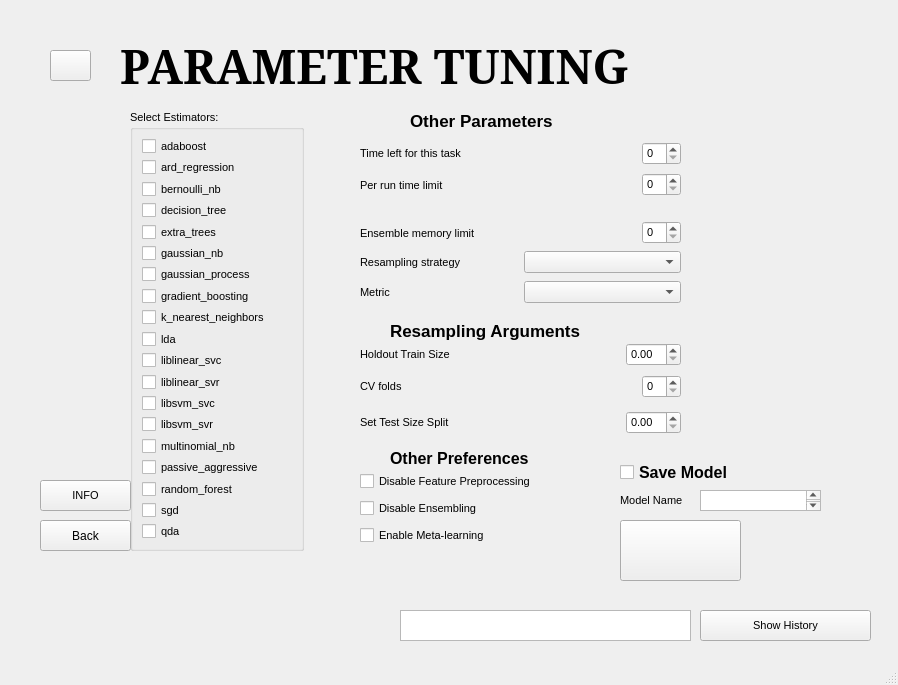
The window that guiv1.ui (ggrkp/projectv1) describes before a commit, drawn with Qt 5.
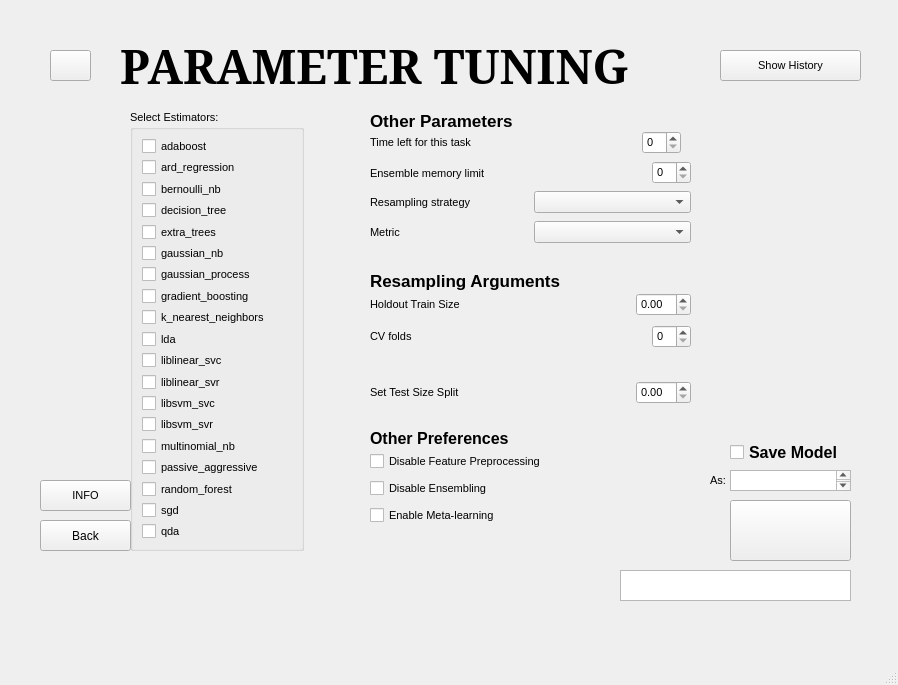
The same window after the commit. The open tabs and pages were chosen to show the change. Icons and pictures are not drawn.

The edit to the form file:
```diff
--- a/guiv1.ui
+++ b/guiv1.ui
@@ -687,7 +687,7 @@
      <widget class="QLabel" name="label_15">
       <property name="geometry">
        <rect>
-        <x>370</x>
+        <x>330</x>
         <y>90</y>
         <width>211</width>
         <height>21</height>
@@ -921,8 +921,8 @@
      <widget class="QWidget" name="layoutWidget">
       <property name="geometry">
        <rect>
-        <x>320</x>
-        <y>320</y>
+        <x>330</x>
+        <y>270</y>
         <width>321</width>
         <height>61</height>
        </rect>
@@ -987,8 +987,8 @@
      <widget class="QLabel" name="label_16">
       <property name="geometry">
        <rect>
-        <x>350</x>
-        <y>300</y>
+        <x>330</x>
+        <y>250</y>
         <width>261</width>
         <height>21</height>
        </rect>
@@ -1007,8 +1007,8 @@
      <widget class="QWidget" name="layoutWidget">
       <property name="geometry">
        <rect>
-        <x>320</x>
-        <y>450</y>
+        <x>330</x>
+        <y>430</y>
         <width>210</width>
         <height>77</height>
        </rect>
@@ -1040,61 +1040,8 @@
      <widget class="QWidget" name="layoutWidget">
       <property name="geometry">
        <rect>
-        <x>320</x>
-        <y>120</y>
-        <width>321</width>
-        <height>58</height>
-       </rect>
-      </property>
-      <layout class="QHBoxLayout" name="horizontalLayout_5">
-       <item>
-        <layout class="QVBoxLayout" name="verticalLayout_6">
-         <item>
-          <widget class="QLabel" name="label_4">
-           <property name="text">
-            <string>Time left for this task</string>
-           </property>
-          </widget>
-         </item>
-         <item>
-          <widget class="QLabel" name="label_7">
-           <property name="text">
-            <string>Per run time limit</string>
-           </property>
-          </widget>
-         </item>
-        </layout>
-       </item>
-       <item>
-        <spacer name="horizontalSpacer">
-         <property name="orientation">
-          <enum>Qt::Horizontal</enum>
-         </property>
-         <property name="sizeHint" stdset="0">
-          <size>
-           <width>118</width>
-           <height>20</height>
-          </size>
-         </property>
-        </spacer>
-       </item>
-       <item>
-        <layout class="QVBoxLayout" name="verticalLayout_5">
-         <item>
-          <widget class="QSpinBox" name="timeLeft_box"/>
-         </item>
-         <item>
-          <widget class="QSpinBox" name="perRun_box"/>
-         </item>
-        </layout>
-       </item>
-      </layout>
-     </widget>
-     <widget class="QWidget" name="layoutWidget">
-      <property name="geometry">
-       <rect>
-        <x>320</x>
-        <y>200</y>
+        <x>330</x>
+        <y>140</y>
         <width>321</width>
         <height>26</height>
        </rect>
@@ -1128,8 +1075,8 @@
      <widget class="QWidget" name="layoutWidget">
       <property name="geometry">
        <rect>
-        <x>320</x>
-        <y>230</y>
+        <x>330</x>
+        <y>170</y>
         <width>321</width>
         <height>25</height>
        </rect>
@@ -1154,8 +1101,8 @@
      <widget class="QWidget" name="layoutWidget">
       <property name="geometry">
        <rect>
-        <x>320</x>
-        <y>260</y>
+        <x>330</x>
+        <y>200</y>
         <width>321</width>
         <height>25</height>
        </rect>
@@ -1180,8 +1127,8 @@
      <widget class="QLabel" name="label_6">
       <property name="geometry">
        <rect>
-        <x>350</x>
-        <y>430</y>
+        <x>330</x>
+        <y>410</y>
         <width>181</width>
         <height>16</height>
        </rect>
@@ -1200,8 +1147,8 @@
      <widget class="QWidget" name="layoutWidget">
       <property name="geometry">
        <rect>
-        <x>320</x>
-        <y>390</y>
+        <x>330</x>
+        <y>360</y>
         <width>321</width>
         <height>25</height>
        </rect>
@@ -1235,8 +1182,8 @@
      <widget class="QCheckBox" name="savemodel_Box">
       <property name="geometry">
        <rect>
-        <x>580</x>
-        <y>440</y>
+        <x>690</x>
+        <y>420</y>
         <width>129</width>
         <height>25</height>
        </rect>
@@ -1255,8 +1202,8 @@
      <widget class="QPushButton" name="run_Button">
       <property name="geometry">
        <rect>
-        <x>580</x>
-        <y>500</y>
+        <x>690</x>
+        <y>480</y>
         <width>121</width>
         <height>61</height>
        </rect>
@@ -1316,9 +1263,9 @@
      <widget class="QPushButton" name="hist_btn">
       <property name="geometry">
        <rect>
-        <x>660</x>
-        <y>590</y>
-        <width>171</width>
+        <x>680</x>
+        <y>30</y>
+        <width>141</width>
         <height>31</height>
        </rect>
       </property>
@@ -1332,9 +1279,9 @@
      <widget class="QTextEdit" name="result_text">
       <property name="geometry">
        <rect>
-        <x>360</x>
-        <y>590</y>
-        <width>291</width>
+        <x>580</x>
+        <y>550</y>
+        <width>231</width>
         <height>31</height>
        </rect>
       </property>
@@ -1342,8 +1289,8 @@
      <widget class="QTextEdit" name="model_text">
       <property name="geometry">
        <rect>
-        <x>660</x>
-        <y>470</y>
+        <x>690</x>
+        <y>450</y>
         <width>121</width>
         <height>21</height>
        </rect>
@@ -1352,16 +1299,51 @@
      <widget class="QLabel" name="label_36">
       <property name="geometry">
        <rect>
-        <x>580</x>
-        <y>470</y>
-        <width>81</width>
+        <x>670</x>
+        <y>450</y>
+        <width>21</width>
         <height>20</height>
        </rect>
       </property>
       <property name="text">
-       <string>Model Name</string>
+       <string>As:</string>
       </property>
      </widget>
+     <widget class="QWidget" name="">
+      <property name="geometry">
+       <rect>
+        <x>330</x>
+        <y>110</y>
+        <width>311</width>
+        <height>25</height>
+       </rect>
+      </property>
+      <layout class="QHBoxLayout" name="horizontalLayout_5">
+       <item>
+        <widget class="QLabel" name="label_4">
+         <property name="text">
+          <string>Time left for this task</string>
+         </property>
+        </widget>
+       </item>
+       <item>
+        <spacer name="horizontalSpacer">
+         <property name="orientation">
+          <enum>Qt::Horizontal</enum>
+         </property>
+         <property name="sizeHint" stdset="0">
+          <size>
+           <width>118</width>
+           <height>20</height>
+          </size>
+         </property>
+        </spacer>
+       </item>
+       <item>
+        <widget class="QSpinBox" name="timeLeft_box"/>
+       </item>
+      </layout>
+     </widget>
     </widget>
     <widget class="QWidget" name="page_4">
      <widget class="QTabWidget" name="tabWidget">
```
Left out of the diff: 34 changed lines with no effect on the pictures.
